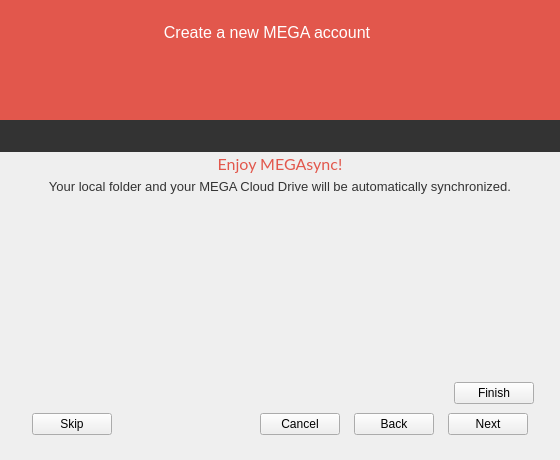
Before: the Qt Designer form src/MEGASync/gui/macx/SetupWizard.ui in meganz/MEGAsync, drawn with Qt 5.
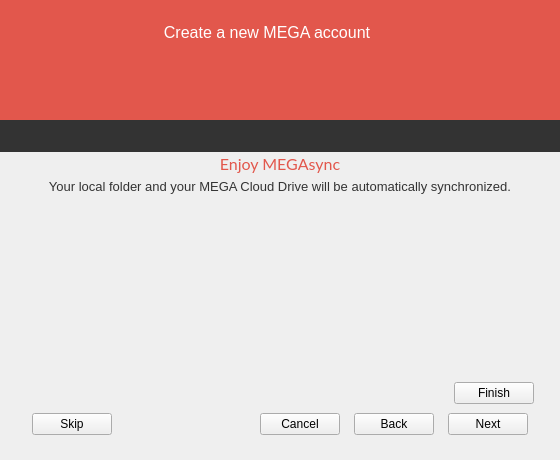
After: the same form once the commit is applied. The open tabs and pages were chosen to show the change. Icons and pictures are not drawn. Custom widgets are drawn as their Qt base class.

The edit to the form file:
```diff
--- a/src/MEGASync/gui/macx/SetupWizard.ui
+++ b/src/MEGASync/gui/macx/SetupWizard.ui
@@ -2071,7 +2071,7 @@
 }</string>
          </property>
          <property name="text">
-          <string>Enjoy MEGAsync!</string>
+          <string>Enjoy MEGAsync</string>
          </property>
          <property name="alignment">
           <set>Qt::AlignHCenter|Qt::AlignTop</set>
```
